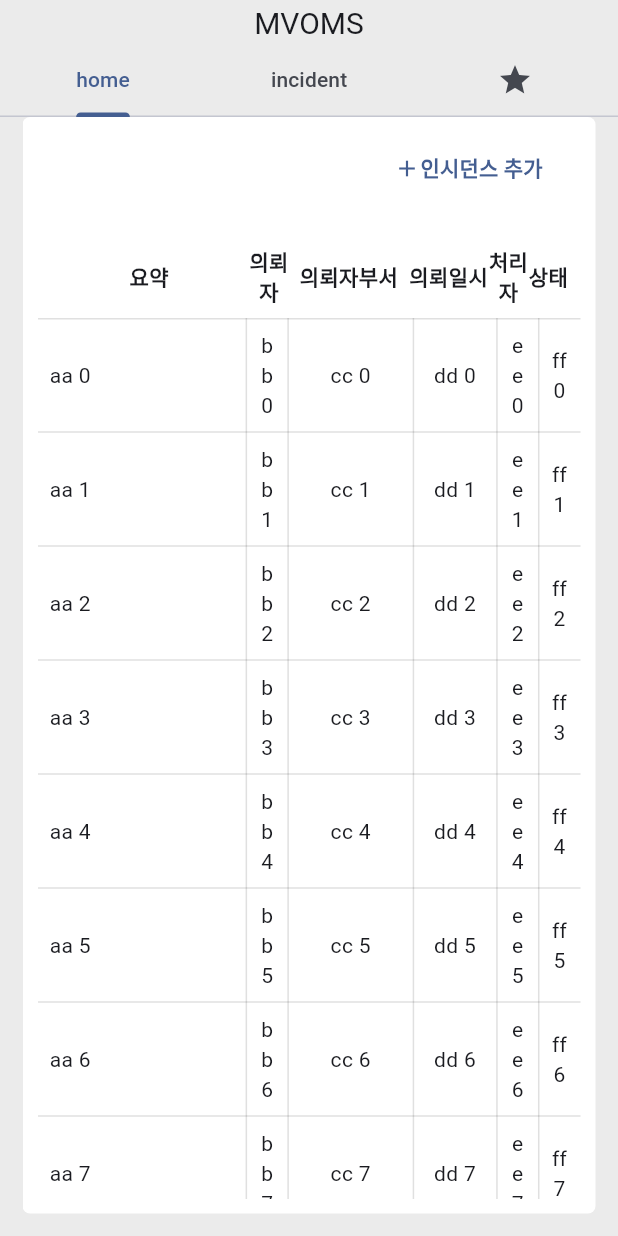
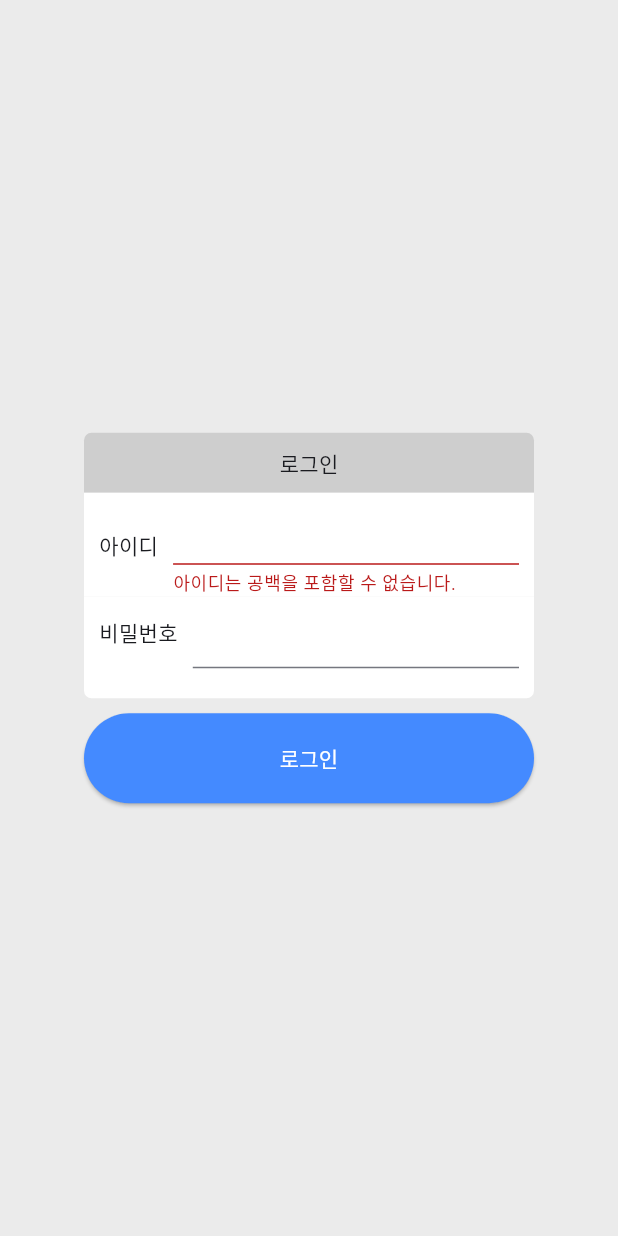
Before and after one commit to skinuo/mvoms, a Flutter app: the screen it shows after launch, on a phone screen of 412 x 824 dp. Run offline on Flutter 3.47's test engine with Material 3 defaults, Android fonts, the phone set to English and light mode, and no system bars; our stand-ins replace dropdown_button2; missing offline and left inert: omni_datetime_picker.

Commit message:
로그인 화면 구현

```diff
--- /dev/null
+++ b/lib/login.dart
@@ -0,0 +1,128 @@
+import 'package:flutter/material.dart';
+import 'package:mvoms/main.dart';
+
+/// 로그인 화면 구현
+/// @since 2024.01.01
+class MvLogin extends StatefulWidget {
+  const MvLogin({super.key});
+
+  @override
+  State<MvLogin> createState() => _MvLoginState();
+}
+
+class _MvLoginState extends State<MvLogin> {
+  // 아이디
+  String _id = "";
+  // 비밀번호
+  String _password = "";
+  // 폼 유효성 검사를 위한 키
+  final _formKey = GlobalKey<FormState>();
+
+  @override
+  Widget build(BuildContext context) {
+    return Material(
+      child: Center(
+        child: Container(
+          width: double.infinity,
+          color: const Color.fromRGBO(235, 235, 235, 1),
+          child: Form(
+            key: _formKey,
+            child: Column(
+              mainAxisAlignment: MainAxisAlignment.center,
+              children: [
+                Container(
+                  decoration: const BoxDecoration(
+                    color: Colors.black12,
+                    borderRadius: BorderRadius.only(
+                      topLeft: Radius.circular(5),
+                      topRight: Radius.circular(5),
+                    )
+                  ),
+                  alignment: Alignment.center,
+                  width: 300,
+                  height: 40,
+                  child: const Text('로그인'),
+                ),
+                Container(
+                  padding: const EdgeInsets.fromLTRB(10, 0, 10, 0),
+                  color: Colors.white,
+                  width: 300,
+                  child: Row(
+                    children: [
+                      const SizedBox(child: Text("아이디")),
+                      const SizedBox(width: 10),
+                      Flexible(child: TextFormField(
+                        autovalidateMode: AutovalidateMode.always,
+                        validator: (value) {
+                          return validValue("아이디", value);
+                        },
+                        onSaved: (value) => _id = value as String),
+                      ),
+                    ],
+                  )
+                ),
+                Container(
+                    padding: const EdgeInsets.fromLTRB(10, 0, 10, 20),
+                    alignment: Alignment.center,
+                    decoration: const BoxDecoration(
+                        color: Colors.white,
+                        borderRadius: BorderRadius.only(
+                          bottomLeft: Radius.circular(5),
+                          bottomRight: Radius.circular(5),
+                        )
+                    ),
+                    width: 300,
+                    child: Row(
+                      children: [
+                        const SizedBox(child: Text("비밀번호")),
+                        const SizedBox(width: 10),
+                        Flexible(child: TextFormField(
+                          obscureText: true,
+                          validator: (value) {
+                            return validValue("비밀번호", value);
+                          },
+                          onSaved: (value) => _password = value as String))
+                      ],
+                    )
+                ),
+                Container(
+                    padding: const EdgeInsets.fromLTRB(0, 10, 0, 0),
+                    width: 300,
+                    child: ElevatedButton(
+                      onPressed:() => login(context),
+                      style: ElevatedButton.styleFrom(
+                          backgroundColor: Colors.blueAccent,
+                          padding: const EdgeInsets.all(20)
+                      ),
+                      child: const Text("로그인",style: TextStyle(color: Colors.white)),
+                    )
+                )
+              ]
+            ),
+          ),
+        ),
+      )
+    );
+  }
+
+  /// 로그인 입력값 검사
+  /// @label 라벨
+  /// @value 입력값
+  /// @since 2024.01.01.
+  String? validValue(String label, String? value) {
+    if (value == null || value.isEmpty || value.contains(" ")) {
+      return '$label는 공백을 포함할 수 없습니다.';
+    } else return null;
+  }
+
+  /// 로그인 수행
+  /// @context context
+  /// @since 2024.01.01.
+  void login(BuildContext context) {
+    if (_formKey.currentState!.validate()) {
+      Navigator.push(context, MaterialPageRoute(builder: (context) => const MvHome()));
+    } else {
+      print("오류");
+    }
+  }
+}
--- a/lib/main.dart
+++ b/lib/main.dart
@@ -1,5 +1,6 @@
 import 'package:flutter/material.dart';
 import 'incidentDialog.dart';
+import 'login.dart';
 
 /// MVOMS 메인 구현
 /// @since 2023.12.30.
@@ -9,7 +10,8 @@
         colorScheme: ColorScheme.fromSeed(seedColor: Colors.blueAccent),
         useMaterial3: true,
       ),
-      home: const MvHome()));
+      //home: const MvHome()));
+      home: const MvLogin()));
 }
 
 class MvHome extends StatefulWidget {
```
